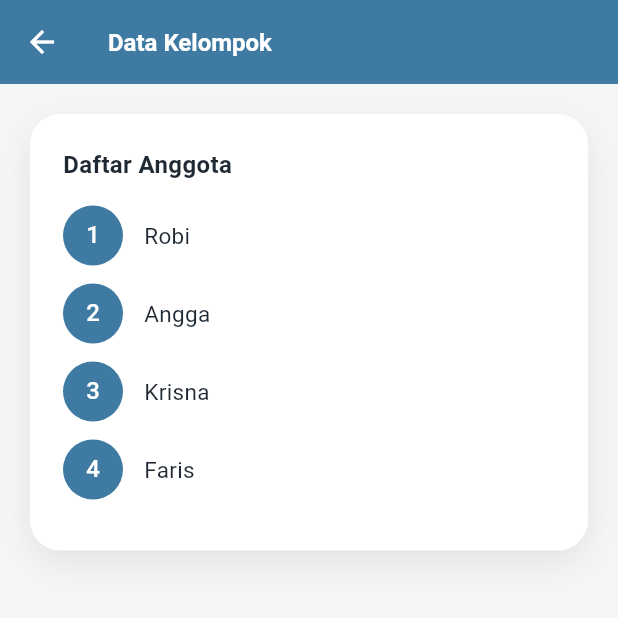
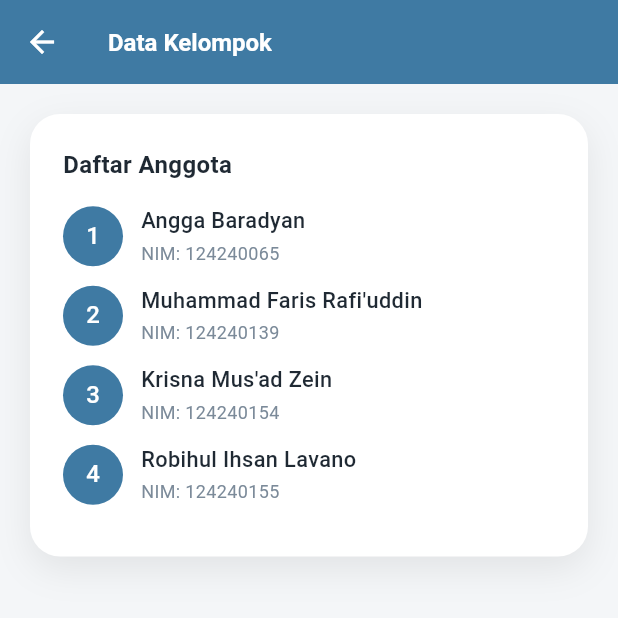
Before and after one commit to Kqurisna/mobile_programming_calculator, a Flutter app: the DataKelompokScreen screen opened directly, on a phone screen of 412 x 824 dp, the top half of it. Run offline on Flutter 3.47's test engine with Material 3 defaults, Android fonts, the phone set to English and light mode, and no system bars; Roboto replaces fonts that are missing (Poppins).

Commit message:
feat: tambah nama lengkap anggota kelompok pada data diri dan tampilan UI

```diff
--- a/lib/data/group_data.dart
+++ b/lib/data/group_data.dart
@@ -1,12 +1,18 @@
 class UserAkun {
   final String username;
   final String password;
-  const UserAkun({required this.username, required this.password});
+  final String fullName;
+
+  const UserAkun({
+    required this.username,
+    required this.password,
+    required this.fullName,
+  });
 }
 
 const List<UserAkun> groupData = [
-  UserAkun(username: 'Robi', password: '124240155'),
-  UserAkun(username: 'Angga', password: '124240065'),
-  UserAkun(username: 'Krisna', password: '124240154'),
-  UserAkun(username: 'Faris', password: '124240139'),
+  UserAkun(username: 'Angga', password: '124240065', fullName: "Angga Baradyan"),
+  UserAkun(username: 'Faris', password: '124240139', fullName: "Muhammad Faris Rafi'uddin"),
+  UserAkun(username: 'Krisna', password: '124240154', fullName: "Krisna Mus'ad Zein"),
+  UserAkun(username: 'Robi', password: '124240155', fullName: "Robihul Ihsan Lavano"),
 ];
--- a/lib/screens/features/data_kelompok_screen.dart
+++ b/lib/screens/features/data_kelompok_screen.dart
@@ -14,20 +14,30 @@ class DataKelompokScreen extends StatelessWidget {
         crossAxisAlignment: CrossAxisAlignment.start,
         children: [
           const Text('Daftar Anggota', style: TextStyle(fontSize: 16, fontWeight: FontWeight.w600, color: AppColors.textDark)),
-          const SizedBox(height: 16),
+          const SizedBox(height: AppSpacing.lg),
           ...groupData.asMap().entries.map((entry) {
             final i = entry.key;
             final user = entry.value;
             return Padding(
-              padding: const EdgeInsets.only(bottom: 12),
+              padding: const EdgeInsets.only(bottom: AppSpacing.md),
               child: Row(
+                crossAxisAlignment: CrossAxisAlignment.center,
                 children: [
                   CircleAvatar(
                     backgroundColor: AppColors.primaryBlue,
                     child: Text('${i + 1}', style: const TextStyle(color: Colors.white)),
                   ),
-                  const SizedBox(width: 14),
-                  Text(user.username, style: const TextStyle(fontSize: 15, color: AppColors.textDark)),
+                  const SizedBox(width: AppSpacing.md),
+                  Expanded(
+                    child: Column(
+                      crossAxisAlignment: CrossAxisAlignment.start,
+                      children: [
+                        Text(user.fullName, style: const TextStyle(fontSize: 14.5, fontWeight: FontWeight.w500, color: AppColors.textDark)),
+                        const SizedBox(height: 2),
+                        Text('NIM: ${user.password}', style: AppText.bodyMuted.copyWith(fontSize: 12)),
+                      ],
+                    ),
+                  ),
                 ],
               ),
             );
--- a/lib/screens/home/home_screen.dart
+++ b/lib/screens/home/home_screen.dart
@@ -13,7 +13,8 @@ import '../features/sum_himpunan_screen.dart';
 
 class HomeScreen extends StatelessWidget {
   final String username;
-  const HomeScreen({super.key, required this.username});
+  final String fullName;
+  const HomeScreen({super.key, required this.username, required this.fullName});
 
   String get _greeting {
     final hour = DateTime.now().hour;
--- a/lib/screens/login/login_screen.dart
+++ b/lib/screens/login/login_screen.dart
@@ -62,7 +62,7 @@ class _LoginScreenState extends State<LoginScreen> with SingleTickerProviderStat
     if (match.isNotEmpty) {
       if (!mounted) return;
       Navigator.of(context).pushReplacement(
-        fadeSlideRoute(HomeScreen(username: match.first.username)),
+        fadeSlideRoute(HomeScreen(username: match.first.username, fullName: match.first.fullName)),
       );
     } else {
       HapticFeedback.mediumImpact();
```
